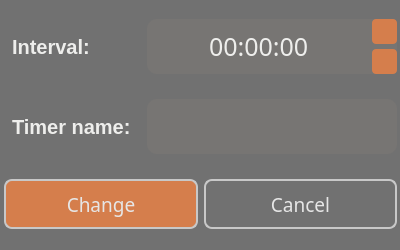
This is SmartTimer/changetimerdialog.ui in secondYearProjects/SmartTimer as Qt 5 draws it before an edit. The edited form follows.
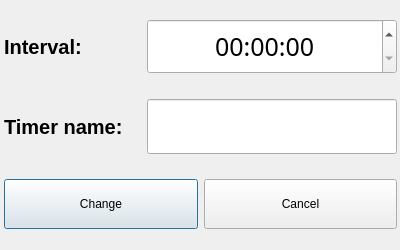
This is the edited form. Icons and pictures are not drawn.

```diff
--- a/SmartTimer/changetimerdialog.ui
+++ b/SmartTimer/changetimerdialog.ui
@@ -27,80 +27,7 @@
     </rect>
    </property>
    <property name="styleSheet">
-    <string notr="true">QWidget#DialogGrid {
-	
-	background-color: rgb(113, 113, 113);
-
-}
-
-QLabel {
-	color: rgb(238, 238, 236);
-	font: bold;
-	margin-left: 3px;
-}
-
-QPushButton {
-	background-color: rgb(113, 113, 113);	
-	border: 2px solid rgb(200,200,200);
-	border-radius: 8px;
-	
-	font: 14pt bold;
-	color: rgb(230,230,230);
-}
-
-QPushButton#changeButton {
-	
-	background-color: rgb(213, 126, 76);
-}
-
-QPushButton#changeButton:hover {
-	background-color: rgb(220, 136, 86);
-}
-
-QPushButton#cancelButton:hover {
-	background-color: rgb(123, 123, 123);
-}
-
-QLineEdit {
-	border-radius: 10px;
-	color: rgb(238, 238, 236);
-	background-color: rgb(255, 204, 157,10);
-}
-
-QTimeEdit {
-	border-radius: 10px;
-	color: rgb(238, 238, 236);
-	font: 19pt bold;
-	background-color: rgb(255, 204, 157,10);
-}
-
-QTimeEdit::up-button  {
-	subcontrol-origin: border;
-	 subcontrol-position: top right;	
-
-	background-color: rgb(213, 126, 76);
-	width: 25px;
-	height: 25px;
-	border-width: 3px;
-	border-color: rgb(85, 87, 83);
-	border-radius: 4px;
-
-	margin-bottom: 2px;
-}
-
-QTimeEdit::down-button  {
-	subcontrol-origin: border;
-	subcontrol-position: bottom right;
-
-	background-color: rgb(213, 126, 76);
-	width: 25px;
-	height: 25px;
-	border-width: 3px;
-	border-color: rgb(85, 87, 83);
-	border-radius: 4px;
-	margin-top: 2px;
-}
-
+    <string notr="true">
 </string>
    </property>
    <layout class="QGridLayout" name="gridLayout">
```
